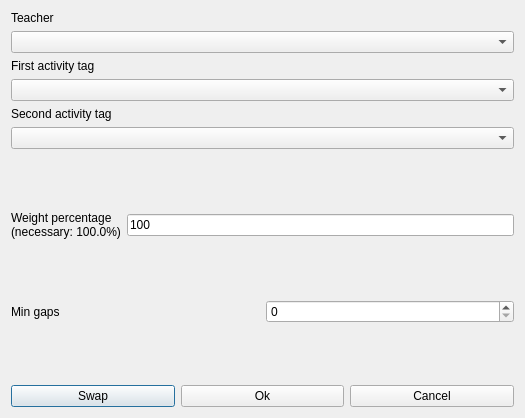
vonmecheln/fet, file fet/src/interface/modifyconstraintteachermingapsbetweenorderedpairofactivitytagsform_template.ui: the form before one commit.
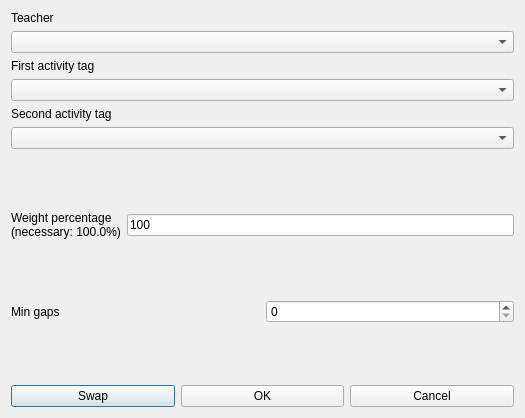
The form after the commit.

What changed in the file:
```diff
--- a/fet/src/interface/modifyconstraintteachermingapsbetweenorderedpairofactivitytagsform_template.ui
+++ b/fet/src/interface/modifyconstraintteachermingapsbetweenorderedpairofactivitytagsform_template.ui
@@ -210,7 +210,7 @@
      <item>
       <widget class="QPushButton" name="okPushButton">
        <property name="text">
-        <string>Ok</string>
+        <string>OK</string>
        </property>
       </widget>
      </item>
```
